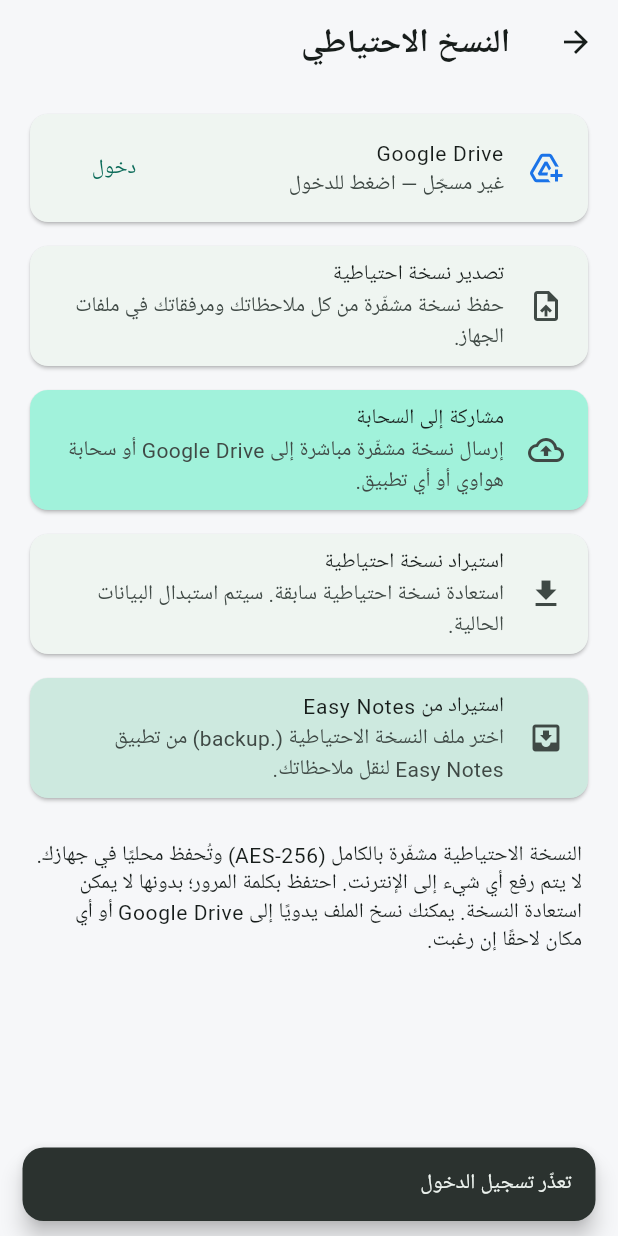
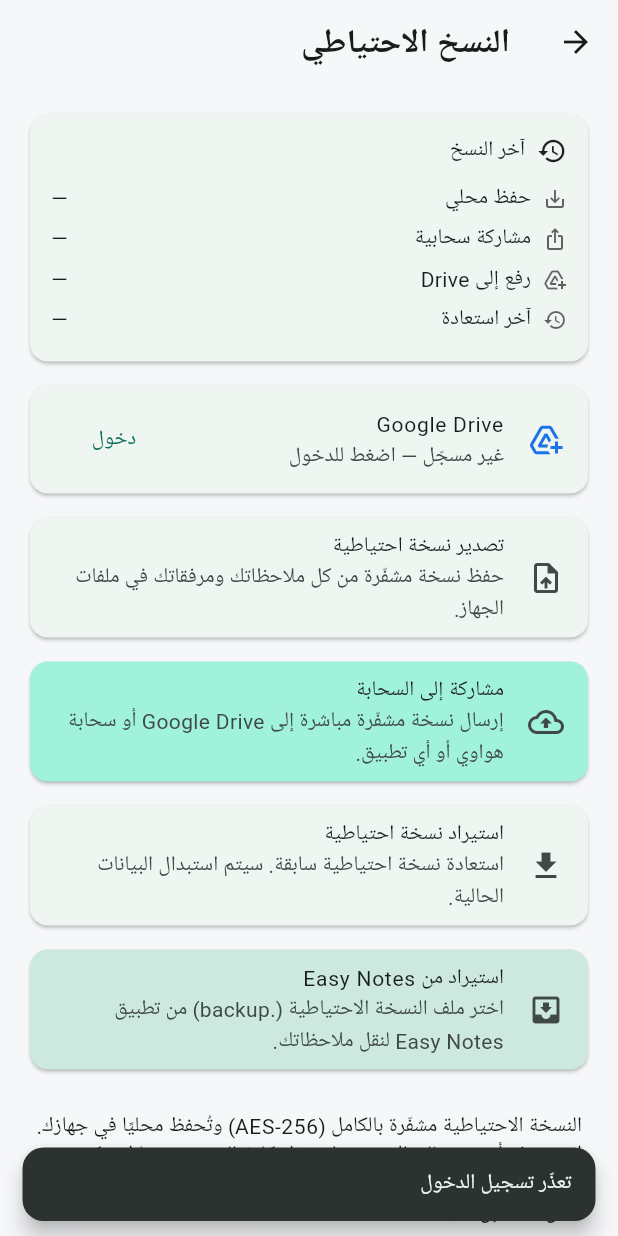
Before and after one commit to alaoufi/alaoufi_notes, a Flutter app: the BackupScreen screen opened directly, after a tap on "دخول", on a phone screen of 412 x 824 dp. Run offline on Flutter 3.47's test engine with Material 3 defaults, Android fonts, the phone set to English and light mode, and no system bars; our stand-ins replace audioplayers, file_picker, flutter_local_notifications, flutter_secure_storage, flutter_timezone, google_sign_in and 10 more; missing offline and left inert: encrypt, flutter_quill, googleapis, home_widget, record; accounts and stored records are empty; Roboto replaces fonts that are missing (Cairo).

Commit message:
Backup: show last backup/restore date & time per destination
Record and display timestamps for last local save, cloud share, Drive upload,
and last restore in a status card at the top of the Backup screen.

```diff
--- a/mudhakkarati/lib/features/backup/backup_screen.dart
+++ b/mudhakkarati/lib/features/backup/backup_screen.dart
@@ -4,6 +4,7 @@ import 'package:provider/provider.dart';
 import 'dart:io';
 
 import 'package:file_picker/file_picker.dart';
+import 'package:intl/intl.dart';
 
 import '../../core/l10n/app_strings.dart';
 import '../../services/backup_service.dart';
@@ -59,6 +60,7 @@ class _BackupScreenState extends State<BackupScreen> {
     try {
       final bytes = await BackupService.instance.buildEncryptedBytes(pwd);
       final ok = await DriveSyncService.instance.upload(bytes);
+      if (ok) await BackupService.instance.markDriveBackup();
       _toast(ok ? 'تم رفع النسخة إلى Drive' : 'فشل الرفع');
     } catch (e) {
       _toast('فشل الرفع: $e');
@@ -139,6 +141,64 @@ class _BackupScreenState extends State<BackupScreen> {
     if (!mounted) return;
     ScaffoldMessenger.of(context)
         .showSnackBar(SnackBar(content: Text(msg)));
+  }
+
+  /// بطاقة تعرض تاريخ ووقت آخر العمليات (محلي/مشاركة/Drive/استعادة).
+  Widget _statusCard(BuildContext context) {
+    final bs = BackupService.instance;
+    String fmt(DateTime? d) =>
+        d == null ? '—' : DateFormat('yyyy/MM/dd  HH:mm').format(d);
+
+    return Card(
+      child: Padding(
+        padding: const EdgeInsets.all(14),
+        child: Column(
+          crossAxisAlignment: CrossAxisAlignment.start,
+          children: [
+            Row(
+              children: [
+                const Icon(Icons.history, size: 20),
+                const SizedBox(width: 8),
+                Text('آخر النسخ',
+                    style: Theme.of(context).textTheme.titleSmall),
+              ],
+            ),
+            const SizedBox(height: 8),
+            FutureBuilder<List<DateTime?>>(
+              future: Future.wait([
+                bs.lastLocalBackup(),
+                bs.lastShareBackup(),
+                bs.lastDriveBackup(),
+                bs.lastRestore(),
+              ]),
+              builder: (context, snap) {
+                final d = snap.data ?? const [null, null, null, null];
+                Widget row(IconData i, String label, DateTime? t) => Padding(
+                      padding: const EdgeInsets.symmetric(vertical: 3),
+                      child: Row(
+                        children: [
+                          Icon(i, size: 16, color: Theme.of(context).hintColor),
+                          const SizedBox(width: 8),
+                          Expanded(child: Text(label)),
+                          Text(fmt(t),
+                              style: Theme.of(context).textTheme.bodySmall),
+                        ],
+                      ),
+                    );
+                return Column(
+                  children: [
+                    row(Icons.save_alt, 'حفظ محلي', d[0]),
+                    row(Icons.ios_share, 'مشاركة سحابية', d[1]),
+                    row(Icons.add_to_drive, 'رفع إلى Drive', d[2]),
+                    row(Icons.restore, 'آخر استعادة', d[3]),
+                  ],
+                );
+              },
+            ),
+          ],
+        ),
+      ),
+    );
   }
 
   Future<void> _export() async {
@@ -235,6 +295,8 @@ class _BackupScreenState extends State<BackupScreen> {
           ListView(
             padding: const EdgeInsets.all(16),
             children: [
+              _statusCard(context),
+              const SizedBox(height: 8),
               // ===== Google Drive =====
               Card(
                 child: Column(
--- a/mudhakkarati/lib/services/backup_service.dart
+++ b/mudhakkarati/lib/services/backup_service.dart
@@ -7,6 +7,7 @@ import 'package:intl/intl.dart';
 import 'package:path/path.dart' as p;
 import 'package:path_provider/path_provider.dart';
 import 'package:share_plus/share_plus.dart';
+import 'package:shared_preferences/shared_preferences.dart';
 
 import '../data/database/app_database.dart';
 import 'encryption_service.dart';
@@ -29,6 +30,31 @@ class BackupService {
   static final BackupService instance = BackupService._();
 
   static const _ext = 'mdkbak';
+
+  // مفاتيح حفظ وقت آخر عملية لكل وجهة.
+  static const _kLastLocal = 'last_backup_local';
+  static const _kLastShare = 'last_backup_share';
+  static const _kLastDrive = 'last_backup_drive';
+  static const _kLastRestore = 'last_restore';
+
+  Future<void> _stamp(String key) async {
+    final prefs = await SharedPreferences.getInstance();
+    await prefs.setInt(key, DateTime.now().millisecondsSinceEpoch);
+  }
+
+  Future<DateTime?> _readStamp(String key) async {
+    final prefs = await SharedPreferences.getInstance();
+    final ms = prefs.getInt(key);
+    return ms == null ? null : DateTime.fromMillisecondsSinceEpoch(ms);
+  }
+
+  Future<DateTime?> lastLocalBackup() => _readStamp(_kLastLocal);
+  Future<DateTime?> lastShareBackup() => _readStamp(_kLastShare);
+  Future<DateTime?> lastDriveBackup() => _readStamp(_kLastDrive);
+  Future<DateTime?> lastRestore() => _readStamp(_kLastRestore);
+
+  /// يُستدعى بعد رفع ناجح إلى Drive لتسجيل الوقت.
+  Future<void> markDriveBackup() => _stamp(_kLastDrive);
 
   /// إنشاء نسخة احتياطية مشفّرة وحفظها عبر منتقي الملفات.
   Future<BackupResult> exportBackup(String password) async {
@@ -78,6 +104,7 @@ class BackupService {
         bytes: encrypted,
       );
 
+      await _stamp(_kLastLocal);
       return BackupResult(
         true,
         'تم إنشاء النسخة الاحتياطية',
@@ -104,6 +131,7 @@ class BackupService {
         text: 'نسخة Alaoufi Notes الاحتياطية المشفّرة',
         subject: fileName,
       ));
+      await _stamp(_kLastShare);
       return BackupResult(true, 'تمت مشاركة النسخة', filePath: tmpPath);
     } catch (e) {
       return BackupResult(false, 'فشل المشاركة: $e');
@@ -187,6 +215,7 @@ class BackupService {
       // إعادة فتح قاعدة البيانات بالبيانات المستعادة.
       await AppDatabase.instance.reopen();
 
+      await _stamp(_kLastRestore);
       return const BackupResult(true, 'تمت الاستعادة بنجاح');
     } catch (e) {
       return BackupResult(false, 'فشل الاستيراد: $e');
@@ -226,6 +255,7 @@ class BackupService {
         }
       }
       await AppDatabase.instance.reopen();
+      await _stamp(_kLastRestore);
       return const BackupResult(true, 'تمت الاستعادة من السحابة');
     } catch (e) {
       return BackupResult(false, 'فشل الاستعادة: $e');
```
